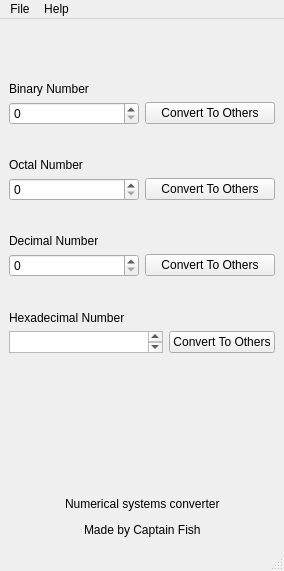
Qt form Qonverter/mainwindow.ui (baraa-almasri/Qt) before a commit.
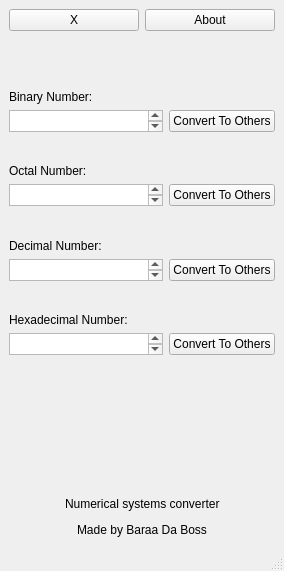
The same form after that commit. Icons and pictures are not drawn.

```diff
--- a/Qonverter/mainwindow.ui
+++ b/Qonverter/mainwindow.ui
@@ -19,83 +19,34 @@
   </property>
   <widget class="QWidget" name="centralwidget">
    <layout class="QGridLayout" name="gridLayout">
-    <item row="3" column="0">
-     <layout class="QHBoxLayout" name="horizontalLayout">
-      <item>
-       <widget class="QSpinBox" name="binaryNumber"/>
-      </item>
-      <item>
-       <widget class="QPushButton" name="convertBinaryToOthers">
-        <property name="text">
-         <string>Convert To Others</string>
-        </property>
-       </widget>
-      </item>
-     </layout>
-    </item>
-    <item row="19" column="0">
-     <layout class="QHBoxLayout" name="horizontalLayout_7">
-      <item>
-       <spacer name="horizontalSpacer_3">
-        <property name="orientation">
-         <enum>Qt::Horizontal</enum>
-        </property>
-        <property name="sizeHint" stdset="0">
-         <size>
-          <width>40</width>
-          <height>20</height>
-         </size>
-        </property>
-       </spacer>
-      </item>
-      <item>
-       <widget class="QLabel" name="label_3">
-        <property name="text">
-         <string>Made by Captain Fish</string>
-        </property>
-       </widget>
-      </item>
-      <item>
-       <spacer name="horizontalSpacer_4">
-        <property name="orientation">
-         <enum>Qt::Horizontal</enum>
-        </property>
-        <property name="sizeHint" stdset="0">
-         <size>
-          <width>40</width>
-          <height>20</height>
-         </size>
-        </property>
-       </spacer>
-      </item>
-     </layout>
-    </item>
-    <item row="10" column="0">
-     <spacer name="verticalSpacer_3">
-      <property name="orientation">
-       <enum>Qt::Vertical</enum>
-      </property>
-      <property name="sizeHint" stdset="0">
-       <size>
-        <width>20</width>
-        <height>40</height>
-       </size>
-      </property>
-     </spacer>
-    </item>
-    <item row="5" column="0">
-     <layout class="QHBoxLayout" name="horizontalLayout_10">
-      <item>
-       <widget class="QLabel" name="label_6">
-        <property name="text">
-         <string>Octal Number</string>
-        </property>
-       </widget>
-      </item>
-     </layout>
-    </item>
     <item row="16" column="0">
-     <spacer name="verticalSpacer_7">
+     <spacer name="verticalSpacer_10">
+      <property name="orientation">
+       <enum>Qt::Vertical</enum>
+      </property>
+      <property name="sizeHint" stdset="0">
+       <size>
+        <width>20</width>
+        <height>40</height>
+       </size>
+      </property>
+     </spacer>
+    </item>
+    <item row="18" column="0">
+     <spacer name="verticalSpacer_9">
+      <property name="orientation">
+       <enum>Qt::Vertical</enum>
+      </property>
+      <property name="sizeHint" stdset="0">
+       <size>
+        <width>20</width>
+        <height>40</height>
+       </size>
+      </property>
+     </spacer>
+    </item>
+    <item row="8" column="0">
+     <spacer name="verticalSpacer_2">
       <property name="orientation">
        <enum>Qt::Vertical</enum>
       </property>
@@ -108,7 +59,7 @@
      </spacer>
     </item>
     <item row="1" column="0">
-     <spacer name="verticalSpacer_4">
+     <spacer name="verticalSpacer_6">
       <property name="orientation">
        <enum>Qt::Vertical</enum>
       </property>
@@ -120,31 +71,47 @@
       </property>
      </spacer>
     </item>
-    <item row="11" column="0">
+    <item row="0" column="0">
+     <layout class="QHBoxLayout" name="horizontalLayout_8">
+      <item>
+       <widget class="QPushButton" name="_66">
+        <property name="text">
+         <string>X</string>
+        </property>
+       </widget>
+      </item>
+      <item>
+       <widget class="QPushButton" name="getAbout">
+        <property name="text">
+         <string>About</string>
+        </property>
+       </widget>
+      </item>
+     </layout>
+    </item>
+    <item row="9" column="0">
+     <layout class="QHBoxLayout" name="horizontalLayout_11">
+      <item>
+       <widget class="QLabel" name="label_7">
+        <property name="text">
+         <string>Decimal Number:</string>
+        </property>
+       </widget>
+      </item>
+     </layout>
+    </item>
+    <item row="12" column="0">
      <layout class="QHBoxLayout" name="horizontalLayout_12">
       <item>
        <widget class="QLabel" name="label_8">
         <property name="text">
-         <string>Hexadecimal Number</string>
+         <string>Hexadecimal Number:</string>
         </property>
        </widget>
       </item>
      </layout>
     </item>
-    <item row="17" column="0">
-     <spacer name="verticalSpacer_9">
-      <property name="orientation">
-       <enum>Qt::Vertical</enum>
-      </property>
-      <property name="sizeHint" stdset="0">
-       <size>
-        <width>20</width>
-        <height>40</height>
-       </size>
-      </property>
-     </spacer>
-    </item>
-    <item row="18" column="0">
+    <item row="19" column="0">
      <layout class="QHBoxLayout" name="horizontalLayout_6">
       <item>
        <spacer name="horizontalSpacer_2">
@@ -181,43 +148,42 @@
       </item>
      </layout>
     </item>
-    <item row="2" column="0">
+    <item row="14" column="0">
+     <spacer name="verticalSpacer_5">
+      <property name="orientation">
+       <enum>Qt::Vertical</enum>
+      </property>
+      <property name="sizeHint" stdset="0">
+       <size>
+        <width>20</width>
+        <height>40</height>
+       </size>
+      </property>
+     </spacer>
+    </item>
+    <item row="6" column="0">
+     <layout class="QHBoxLayout" name="horizontalLayout_10">
+      <item>
+       <widget class="QLabel" name="label_6">
+        <property name="text">
+         <string>Octal Number:</string>
+        </property>
+       </widget>
+      </item>
+     </layout>
+    </item>
+    <item row="3" column="0">
      <layout class="QHBoxLayout" name="horizontalLayout_5">
       <item>
        <widget class="QLabel" name="label">
         <property name="text">
-         <string>Binary Number</string>
+         <string>Binary Number:</string>
         </property>
        </widget>
       </item>
      </layout>
     </item>
-    <item row="9" column="0">
-     <layout class="QHBoxLayout" name="horizontalLayout_3">
-      <item>
-       <widget class="QSpinBox" name="decimalNumber"/>
-      </item>
-      <item>
-       <widget class="QPushButton" name="convertDecimalToOthers">
-        <property name="text">
-         <string>Convert To Others</string>
-        </property>
-       </widget>
-      </item>
-     </layout>
-    </item>
-    <item row="8" column="0">
-     <layout class="QHBoxLayout" name="horizontalLayout_11">
-      <item>
-       <widget class="QLabel" name="label_7">
-        <property name="text">
-         <string>Decimal Number</string>
-        </property>
-       </widget>
-      </item>
-     </layout>
-    </item>
-    <item row="12" column="0">
+    <item row="13" column="0">
      <layout class="QHBoxLayout" name="horizontalLayout_4">
       <item>
        <widget class="QTextEdit" name="hexadecimalNumber">
@@ -238,13 +204,57 @@
       </item>
      </layout>
     </item>
-    <item row="6" column="0">
-     <layout class="QHBoxLayout" name="horizontalLayout_2">
+    <item row="20" column="0">
+     <layout class="QHBoxLayout" name="horizontalLayout_7">
       <item>
-       <widget class="QSpinBox" name="octalNumber"/>
+       <spacer name="horizontalSpacer_3">
+        <property name="orientation">
+         <enum>Qt::Horizontal</enum>
+        </property>
+        <property name="sizeHint" stdset="0">
+         <size>
+          <width>40</width>
+          <height>20</height>
+         </size>
+        </property>
+       </spacer>
       </item>
       <item>
-       <widget class="QPushButton" name="convertOctalToOthers">
+       <widget class="QLabel" name="label_3">
+        <property name="text">
+         <string>Made by Baraa Da Boss</string>
+        </property>
+       </widget>
+      </item>
+      <item>
+       <spacer name="horizontalSpacer_4">
+        <property name="orientation">
+         <enum>Qt::Horizontal</enum>
+        </property>
+        <property name="sizeHint" stdset="0">
+         <size>
+          <width>40</width>
+          <height>20</height>
+         </size>
+        </property>
+       </spacer>
+      </item>
+     </layout>
+    </item>
+    <item row="10" column="0">
+     <layout class="QHBoxLayout" name="horizontalLayout_3">
+      <item>
+       <widget class="QTextEdit" name="decimalNumber">
+        <property name="sizePolicy">
+         <sizepolicy hsizetype="Expanding" vsizetype="Ignored">
+          <horstretch>0</horstretch>
+          <verstretch>0</verstretch>
+         </sizepolicy>
+        </property>
+       </widget>
+      </item>
+      <item>
+       <widget class="QPushButton" name="convertDecimalToOthers">
         <property name="text">
          <string>Convert To Others</string>
         </property>
@@ -252,59 +262,28 @@
       </item>
      </layout>
     </item>
-    <item row="14" column="0">
-     <spacer name="verticalSpacer_8">
-      <property name="orientation">
-       <enum>Qt::Vertical</enum>
-      </property>
-      <property name="sizeHint" stdset="0">
-       <size>
-        <width>20</width>
-        <height>40</height>
-       </size>
-      </property>
-     </spacer>
-    </item>
-    <item row="15" column="0">
-     <spacer name="verticalSpacer_10">
-      <property name="orientation">
-       <enum>Qt::Vertical</enum>
-      </property>
-      <property name="sizeHint" stdset="0">
-       <size>
-        <width>20</width>
-        <height>40</height>
-       </size>
-      </property>
-     </spacer>
-    </item>
-    <item row="0" column="0">
-     <spacer name="verticalSpacer_6">
-      <property name="orientation">
-       <enum>Qt::Vertical</enum>
-      </property>
-      <property name="sizeHint" stdset="0">
-       <size>
-        <width>20</width>
-        <height>40</height>
-       </size>
-      </property>
-     </spacer>
-    </item>
-    <item row="13" column="0">
-     <spacer name="verticalSpacer_5">
-      <property name="orientation">
-       <enum>Qt::Vertical</enum>
-      </property>
-      <property name="sizeHint" stdset="0">
-       <size>
-        <width>20</width>
-        <height>40</height>
-       </size>
-      </property>
-     </spacer>
-    </item>
     <item row="4" column="0">
+     <layout class="QHBoxLayout" name="horizontalLayout">
+      <item>
+       <widget class="QTextEdit" name="binaryNumber">
+        <property name="sizePolicy">
+         <sizepolicy hsizetype="Expanding" vsizetype="Ignored">
+          <horstretch>0</horstretch>
+          <verstretch>0</verstretch>
+         </sizepolicy>
+        </property>
+       </widget>
+      </item>
+      <item>
+       <widget class="QPushButton" name="convertBinaryToOthers">
+        <property name="text">
+         <string>Convert To Others</string>
+        </property>
+       </widget>
+      </item>
+     </layout>
+    </item>
+    <item row="5" column="0">
      <spacer name="verticalSpacer">
       <property name="orientation">
        <enum>Qt::Vertical</enum>
@@ -317,8 +296,68 @@
       </property>
      </spacer>
     </item>
+    <item row="15" column="0">
+     <spacer name="verticalSpacer_8">
+      <property name="orientation">
+       <enum>Qt::Vertical</enum>
+      </property>
+      <property name="sizeHint" stdset="0">
+       <size>
+        <width>20</width>
+        <height>40</height>
+       </size>
+      </property>
+     </spacer>
+    </item>
+    <item row="2" column="0">
+     <spacer name="verticalSpacer_4">
+      <property name="orientation">
+       <enum>Qt::Vertical</enum>
+      </property>
+      <property name="sizeHint" stdset="0">
+       <size>
+        <width>20</width>
+        <height>40</height>
+       </size>
+      </property>
+     </spacer>
+    </item>
+    <item row="17" column="0">
+     <spacer name="verticalSpacer_7">
+      <property name="orientation">
+       <enum>Qt::Vertical</enum>
+      </property>
+      <property name="sizeHint" stdset="0">
+       <size>
+        <width>20</width>
+        <height>40</height>
+       </size>
+      </property>
+     </spacer>
+    </item>
     <item row="7" column="0">
-     <spacer name="verticalSpacer_2">
+     <layout class="QHBoxLayout" name="horizontalLayout_2">
+      <item>
+       <widget class="QTextEdit" name="octalNumber">
+        <property name="sizePolicy">
+         <sizepolicy hsizetype="Expanding" vsizetype="Ignored">
+          <horstretch>0</horstretch>
+          <verstretch>0</verstretch>
+         </sizepolicy>
+        </property>
+       </widget>
+      </item>
+      <item>
+       <widget class="QPushButton" name="convertOctalToOthers">
+        <property name="text">
+         <string>Convert To Others</string>
+        </property>
+       </widget>
+      </item>
+     </layout>
+    </item>
+    <item row="11" column="0">
+     <spacer name="verticalSpacer_3">
       <property name="orientation">
        <enum>Qt::Vertical</enum>
       </property>
@@ -332,30 +371,6 @@
     </item>
    </layout>
   </widget>
-  <widget class="QMenuBar" name="menubar">
-   <property name="geometry">
-    <rect>
-     <x>0</x>
-     <y>0</y>
-     <width>284</width>
-     <height>20</height>
-    </rect>
-   </property>
-   <widget class="QMenu" name="menuFile">
-    <property name="title">
-     <string>File</string>
-    </property>
-    <addaction name="actionExit"/>
-   </widget>
-   <widget class="QMenu" name="menuAbout">
-    <property name="title">
-     <string>Help</string>
-    </property>
-    <addaction name="actionAbout"/>
-   </widget>
-   <addaction name="menuFile"/>
-   <addaction name="menuAbout"/>
-  </widget>
   <widget class="QStatusBar" name="statusbar"/>
   <action name="actionExit">
    <property name="text">
```
